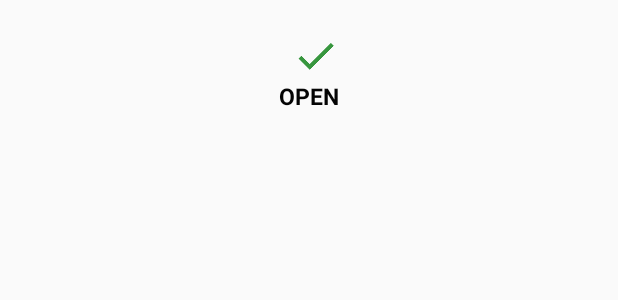
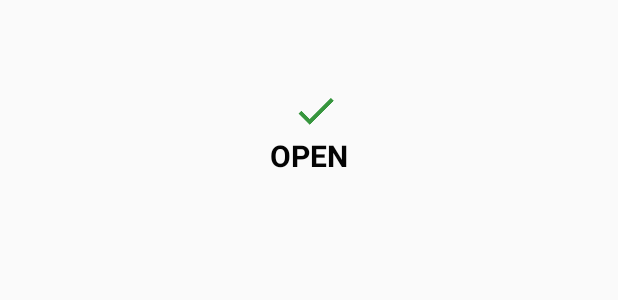
Before and after one commit to sobral-a/android-mti, an Android app: the layout pageview_fragment.xml on its own in the app's theme, with its tools: preview values and no code run, on a phone screen of 412 x 824 dp. Shown: the top 300 px of the screen. Run offline under Robolectric (Android 15) with nearby library versions, the phone set to English and light mode, and no system bars.

Commit message:
Modify the text size in pageview

```diff
--- a/app/src/main/java/com/epita/mti/velibapp/PlaceholderFragment.java
+++ b/app/src/main/java/com/epita/mti/velibapp/PlaceholderFragment.java
@@ -75,7 +75,7 @@ public class PlaceholderFragment extends Fragment
         availableView.setText("Available bike stands:  " + getArguments().getInt(ARG_AVAILABLEBIKESTANDS));
 
         TextView adressView = (TextView) rootView.findViewById(R.id.station_adress);
-        adressView.setText("Adress:  " + getArguments().getString(ARG_ADRESS));
+        adressView.setText("Adresse:  " + getArguments().getString(ARG_ADRESS));
 
         TextView dateView = (TextView) rootView.findViewById(R.id.station_updatedate);
         String[] tmp = getArguments().getString(ARG_UPDATEDATE).split("\\+");
--- a/app/src/main/res/layout/pageview_fragment.xml
+++ b/app/src/main/res/layout/pageview_fragment.xml
@@ -10,8 +10,10 @@
         android:id="@+id/station_name"
         android:layout_height="wrap_content"
         android:layout_gravity="center_horizontal"
-        android:textSize="15sp"
+        android:textSize="20sp"
         android:textStyle="bold"
+        android:layout_marginTop="15dp"
+        android:layout_marginBottom="15dp"
         android:textColor="#040404"/>
 
     <ImageView
@@ -29,9 +31,10 @@
         android:id="@+id/station_status"
         android:layout_gravity="center_horizontal"
         android:layout_height="wrap_content"
-        android:textSize="15sp"
+        android:textSize="20sp"
         android:textStyle="bold"
         android:textColor="#040404"
+        android:layout_marginBottom="15dp"
         android:text="OPEN"/>
 
     <TextView
@@ -39,8 +42,10 @@
         android:id="@+id/station_bikestands"
         android:layout_height="wrap_content"
         android:layout_gravity="center_horizontal"
-        android:textSize="15sp"
+        android:textSize="20sp"
         android:textStyle="bold"
+        android:layout_marginTop="15dp"
+        android:layout_marginBottom="15dp"
         android:textColor="#040404"/>
 
     <TextView
@@ -48,8 +53,10 @@
         android:id="@+id/station_available"
         android:layout_height="wrap_content"
         android:layout_gravity="center_horizontal"
-        android:textSize="15sp"
+        android:textSize="20sp"
         android:textStyle="bold"
+        android:layout_marginTop="15dp"
+        android:layout_marginBottom="15dp"
         android:textColor="#040404"/>
 
     <TextView
@@ -57,8 +64,10 @@
         android:id="@+id/station_adress"
         android:layout_height="wrap_content"
         android:layout_gravity="center_horizontal"
-        android:textSize="15sp"
+        android:textSize="20sp"
         android:textStyle="bold"
+        android:layout_marginTop="15dp"
+        android:layout_marginBottom="15dp"
         android:textColor="#040404"/>
 
     <TextView
@@ -66,7 +75,9 @@
         android:id="@+id/station_updatedate"
         android:layout_height="wrap_content"
         android:layout_gravity="center_horizontal"
-        android:textSize="15sp"
+        android:textSize="20sp"
         android:textStyle="bold"
+        android:layout_marginTop="15dp"
+        android:layout_marginBottom="15dp"
         android:textColor="#040404"/>
 </LinearLayout>
```
Also changed, not shown: app/src/main/java/com/epita/mti/velibapp/ListFragment.java (+1 -20 lines).
